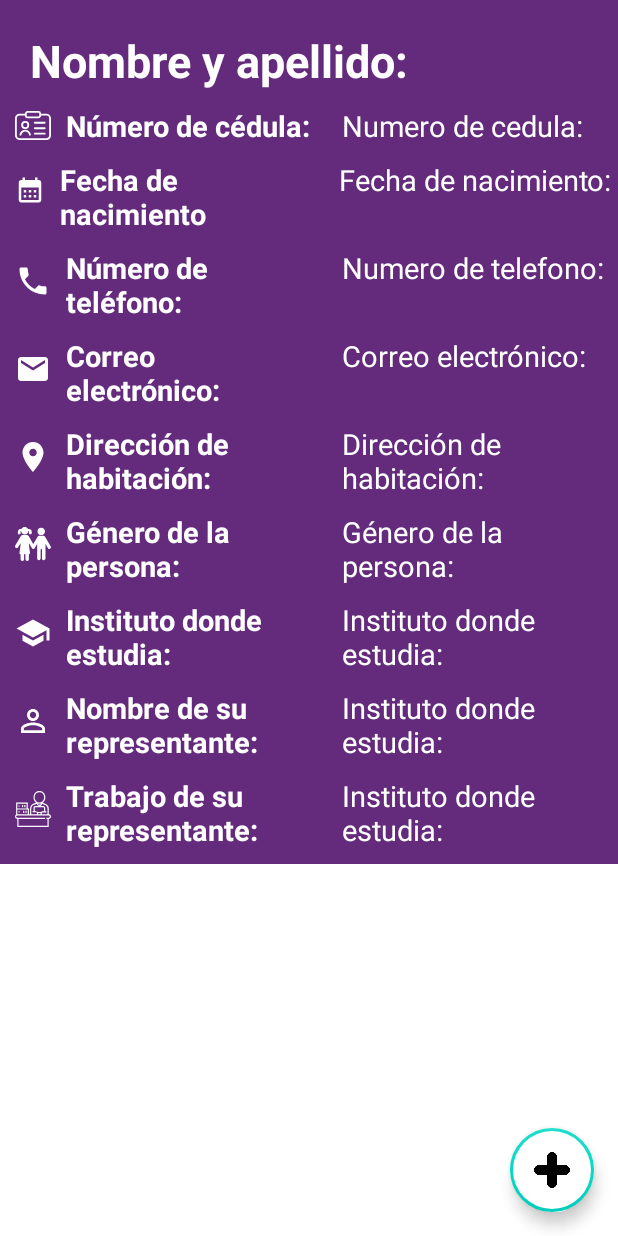
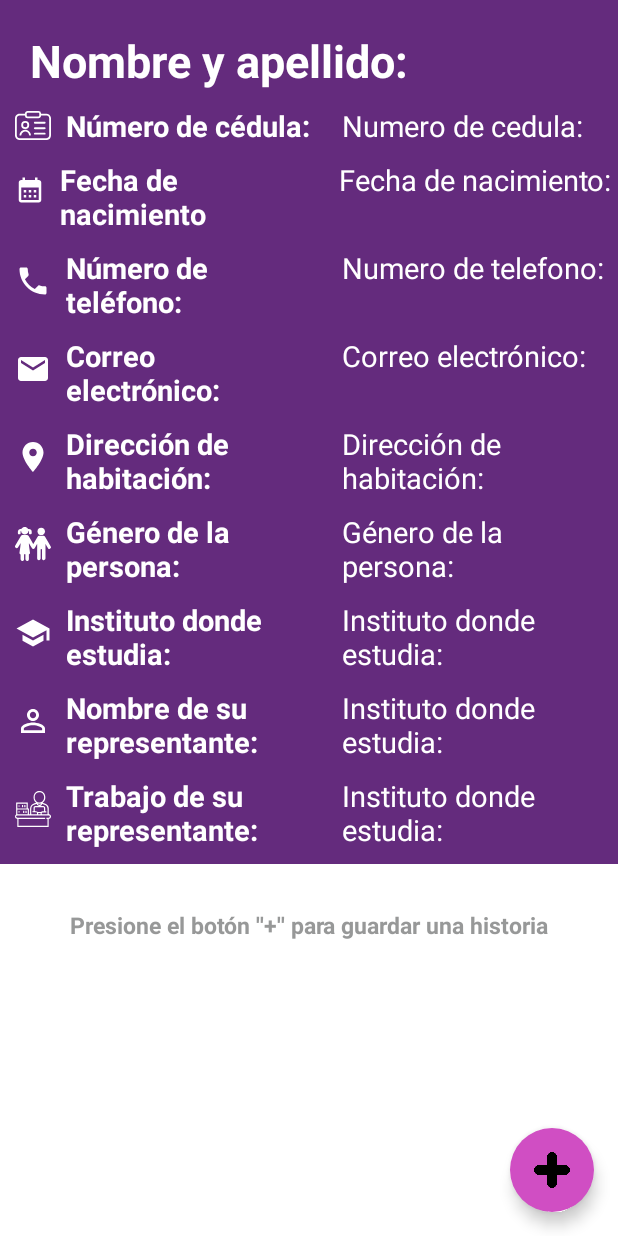
Before and after one commit to MiguelVieirar16/MedicionAntropometricaapp, an Android app: the InfoPersona screen opened directly, with no data from a screen before it, on a phone screen of 412 x 824 dp. Run offline under Robolectric (Android 15) with nearby library versions, the phone set to English and light mode, and no system bars; our stand-ins replace Firebase (no records; nobody signed in at launch, a user with empty details on screens opened directly); libraries missing offline, so code that uses them is left out: org.checkerframework.checker; 13 statements that could not run were skipped.

Commit message:
Se incluye enviar cedula y statecheck desde registrar y todos los activitys que intervienen, se agregan bordes a los spinners

```diff
--- a/app/src/main/java/com/example/myapplication/MainActivity.java
+++ b/app/src/main/java/com/example/myapplication/MainActivity.java
@@ -42,6 +42,7 @@ public class MainActivity extends AppCompatActivity {
         button2.setOnClickListener(new View.OnClickListener(){
             public void onClick(View v){
                 Intent i = new Intent(getApplicationContext(),Buscar.class);
+                i.putExtra("control",false);
                 startActivity(i);
             }
         });
@@ -49,6 +50,7 @@ public class MainActivity extends AppCompatActivity {
         button3.setOnClickListener(new View.OnClickListener(){
             public void onClick(View v){
                 Intent i = new Intent(getApplicationContext(),Buscar.class);
+                i.putExtra("control",false);
                 startActivity(i);
             }
         });
--- a/app/src/main/res/drawable/border_spinner.xml
+++ b/app/src/main/res/drawable/border_spinner.xml
@@ -1,13 +1,11 @@
 <?xml version="1.0" encoding="utf-8"?>
-<selector xmlns:android="http://schemas.android.com/apk/res/android">
-
 <shape xmlns:android="http://schemas.android.com/apk/res/android">
     <solid android:color="#00FFC107"/><!--80ffffff-->
-        <stroke android:width="1dip" />
+    <stroke android:width="1dip"
+        android:color="#888888"/>
     <corners android:radius="4dip"/>
     <padding android:left="0dip"
         android:top="0dip"
         android:right="0dip"
         android:bottom="0dip"/>
 </shape>
-</selector>
--- a/app/src/main/res/layout/activity_buscar.xml
+++ b/app/src/main/res/layout/activity_buscar.xml
@@ -121,12 +121,13 @@
                 <LinearLayout
                     android:layout_width="match_parent"
                     android:layout_height="match_parent"
-                    android:orientation="horizontal"
+                    android:orientation="vertical"
                     android:layout_marginTop="10dp">
 
                     <TextView
                         android:layout_width="wrap_content"
                         android:layout_height="wrap_content"
+                        android:layout_gravity="center"
                         android:text="Presione el cuadro para entrar a su perfil y guardar una historia"
                         android:textColor="@color/gray"
                         android:textSize="15dp"
--- a/app/src/main/res/layout/activity_info_persona.xml
+++ b/app/src/main/res/layout/activity_info_persona.xml
@@ -418,19 +418,40 @@
                     android:paddingTop="20dp"
                     android:layout_width="match_parent"
                     android:layout_height="match_parent" />
+
+                <LinearLayout
+                    android:layout_width="match_parent"
+                    android:layout_height="match_parent"
+                    android:orientation="vertical"
+                    android:layout_marginTop="10dp">
+
+                    <TextView
+                        android:layout_width="wrap_content"
+                        android:layout_height="wrap_content"
+                        android:text="Presione el botón ''+'' para guardar una historia"
+                        android:layout_gravity="center"
+                        android:textColor="@color/gray"
+                        android:textSize="15dp"
+                        android:autoSizeTextType="uniform"
+                        android:textStyle="bold" />
+
+                </LinearLayout>
             </LinearLayout>
+
         </RelativeLayout>
     </ScrollView>
 
-    <com.google.android.material.floatingactionbutton.FloatingActionButton
-        android:id="@+id/fab"
-        android:layout_width="117dp"
-        android:layout_height="161dp"
-        android:layout_alignParentEnd="true"
-        android:layout_marginBottom="16dp"
-        android:layout_marginRight="16dp"
-        android:layout_alignParentBottom="true"
-        android:backgroundTint="@color/white"
-        app:borderWidth="2dp"
-        app:srcCompat="@drawable/mas_blanicono"/>
+        <com.google.android.material.floatingactionbutton.FloatingActionButton
+            android:id="@+id/fab"
+            android:layout_width="wrap_content"
+            android:layout_height="wrap_content"
+            android:layout_alignParentBottom="true"
+            android:layout_alignParentEnd="true"
+            android:layout_marginBottom="16dp"
+            android:layout_marginRight="16dp"
+            android:src="@drawable/mas_blanicono"
+            app:borderWidth="0dp"
+            android:backgroundTint="#D04EC3">
+        </com.google.android.material.floatingactionbutton.FloatingActionButton>
+
 </RelativeLayout>
--- a/app/src/main/res/values/style.xml
+++ b/app/src/main/res/values/style.xml
@@ -2,6 +2,7 @@
     <!-- Base application theme. -->
     <style name="AppTheme" parent="Theme.MaterialComponents.Light.NoActionBar">
         <item name="colorPrimary">@color/purple_200</item>
+        <item name="colorPrimaryDark">#FFFF</item>
         <item name="colorAccent">@color/purple_200</item>
         <item name="android:navigationBarColor">@color/white</item>
         <item name="android:statusBarColor">@color/purple_200</item>
@@ -15,10 +16,6 @@
 
     <style name="AppTheme.AppBarOverlay" parent="ThemeOverlay.AppCompat.Dark.ActionBar" />
     <style name="AppTheme.PopupOverlay" parent="ThemeOverlay.AppCompat.Light" />
-
-    <style name="AppTheme.AppBarOverlay."
-        parent="ThemeOverlay.AppCompat.Dark.ActionBar" />
-    <style name="AppTheme.PopupOverlay." parent="ThemeOverlay.AppCompat.Light" />
 
     <style name="AppTheme.Title">
         <item name="android:fontFamily">serif</item>
```
Also changed, not shown: app/src/main/java/com/example/myapplication/Buscar.java (+15 -4 lines), app/src/main/java/com/example/myapplication/InfoPersona.java (+13 -2 lines), app/src/main/java/com/example/myapplication/Registrar.java (+8 -2 lines), app/src/main/res/layout/activity_registrar.xml (+6 -3 lines), app/src/main/java/com/example/myapplication/Adapter/CitaAdapter.java (line endings or trailing spaces). Lines whose indentation alone changed are shown as unchanged.
